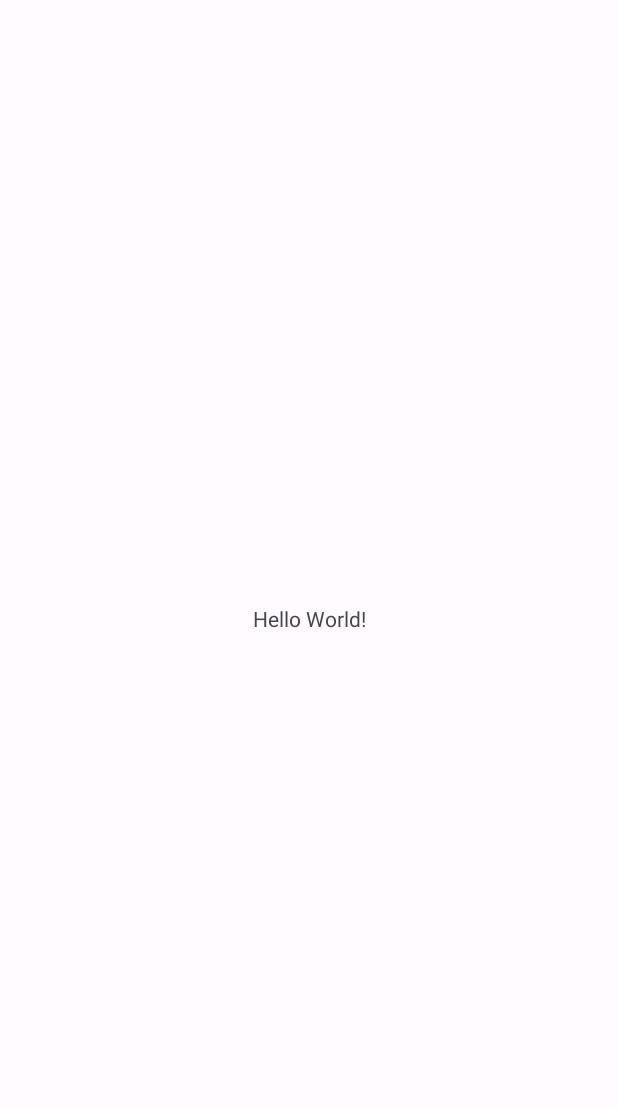
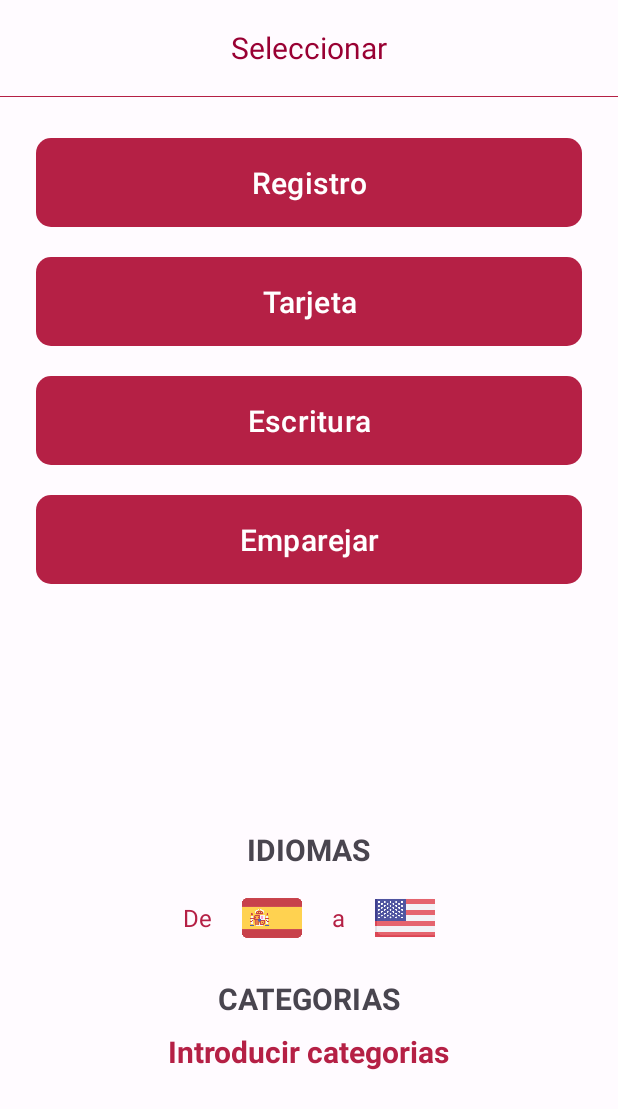
Before and after one commit to QNecesitas/IdiomApp, an Android app: the screen it shows after launch (MainActivity before the commit, ActivityHome after it), on a phone screen of 412 x 824 dp. Before the commit the part shown is almost empty. Shown: the top 1109 px of the screen. Run offline under Robolectric (Android 15) with nearby library versions, the phone set to English and light mode, and no system bars.

Commit message:
activity_home.xml and activity_main.xml was advanced

```diff
--- a/app/src/main/AndroidManifest.xml
+++ b/app/src/main/AndroidManifest.xml
@@ -13,6 +13,9 @@
         android:theme="@style/Theme.IdiomApp"
         tools:targetApi="31">
         <activity
+            android:name=".ActivityHome"
+            android:exported="false" />
+        <activity
             android:name=".MainActivity"
             android:exported="true">
             <intent-filter>
--- /dev/null
+++ b/app/src/main/java/com/estholon/idiomapp/ActivityHome.kt
@@ -0,0 +1,11 @@
+package com.estholon.idiomapp
+
+import androidx.appcompat.app.AppCompatActivity
+import android.os.Bundle
+
+class ActivityHome : AppCompatActivity() {
+    override fun onCreate(savedInstanceState: Bundle?) {
+        super.onCreate(savedInstanceState)
+        setContentView(R.layout.activity_home)
+    }
+}
--- a/app/src/main/java/com/estholon/idiomapp/MainActivity.kt
+++ b/app/src/main/java/com/estholon/idiomapp/MainActivity.kt
@@ -1,14 +1,61 @@
 package com.estholon.idiomapp
 
+import android.annotation.SuppressLint
+import android.content.Intent
 import androidx.appcompat.app.AppCompatActivity
 import android.os.Bundle
+import android.os.Handler
+import android.os.Message
+import android.view.View
 
 class MainActivity : AppCompatActivity() {
+
+    private val TIEMPO_DE_ESPERA: Long = 2000
+
     override fun onCreate(savedInstanceState: Bundle?) {
         super.onCreate(savedInstanceState)
         setContentView(R.layout.activity_main)
 
 
+        val escondedor = window.decorView
+        escondedor.systemUiVisibility = (View.SYSTEM_UI_FLAG_IMMERSIVE
+                or View.SYSTEM_UI_FLAG_LAYOUT_STABLE
+                or View.SYSTEM_UI_FLAG_LAYOUT_HIDE_NAVIGATION
+                or View.SYSTEM_UI_FLAG_LAYOUT_FULLSCREEN
+                or View.SYSTEM_UI_FLAG_HIDE_NAVIGATION
+                or View.SYSTEM_UI_FLAG_FULLSCREEN)
+
+        //Handler
+
+        //Handler
+        @SuppressLint("HandlerLeak") val handler: Handler = object : Handler() {
+            override fun handleMessage(message: Message) {
+                if (message.arg1 == 1) {
+                    val intent = Intent(this@MainActivity , ActivityHome::class.java)
+                    startActivity(intent)
+                }
+            }
+        }
+
+
+        //Thread
+
+
+        //Thread
+        val thread = Thread {
+            try {
+                Thread.sleep(TIEMPO_DE_ESPERA)
+            } catch (e: Exception) {
+                e.printStackTrace()
+            }
+            val message = Message.obtain()
+            message.arg1 = 1
+            handler.sendMessage(message)
+        }
+        thread.start()
+
 
     }
+
+
 }
--- /dev/null
+++ b/app/src/main/res/drawable/almostredonded_price_red.xml
@@ -0,0 +1,15 @@
+<?xml version="1.0" encoding="utf-8"?>
+<selector xmlns:android="http://schemas.android.com/apk/res/android">
+    <item android:state_pressed="false">
+
+        <shape
+            android:shape="rectangle">
+
+            <solid
+                android:color="?attr/colorPrimary"/>
+            <corners
+                android:radius="10sp"/>
+
+        </shape>
+    </item>
+</selector>
--- /dev/null
+++ b/app/src/main/res/drawable/baseline_add_24.xml
@@ -0,0 +1,5 @@
+<vector android:height="24dp" android:tint="#000000"
+    android:viewportHeight="24" android:viewportWidth="24"
+    android:width="24dp" xmlns:android="http://schemas.android.com/apk/res/android">
+    <path android:fillColor="@android:color/white" android:pathData="M19,13h-6v6h-2v-6H5v-2h6V5h2v6h6v2z"/>
+</vector>
--- /dev/null
+++ b/app/src/main/res/drawable/baseline_close_24.xml
@@ -0,0 +1,5 @@
+<vector android:height="24dp" android:tint="#000000"
+    android:viewportHeight="24" android:viewportWidth="24"
+    android:width="24dp" xmlns:android="http://schemas.android.com/apk/res/android">
+    <path android:fillColor="@android:color/white" android:pathData="M19,6.41L17.59,5 12,10.59 6.41,5 5,6.41 10.59,12 5,17.59 6.41,19 12,13.41 17.59,19 19,17.59 13.41,12z"/>
+</vector>
--- /dev/null
+++ b/app/src/main/res/drawable/baseline_flag_24.xml
@@ -0,0 +1,5 @@
+<vector android:height="24dp" android:tint="#000000"
+    android:viewportHeight="24" android:viewportWidth="24"
+    android:width="24dp" xmlns:android="http://schemas.android.com/apk/res/android">
+    <path android:fillColor="@android:color/white" android:pathData="M14.4,6L14,4H5v17h2v-7h5.6l0.4,2h7V6z"/>
+</vector>
--- /dev/null
+++ b/app/src/main/res/drawable/baseline_send_24.xml
@@ -0,0 +1,5 @@
+<vector android:autoMirrored="true" android:height="24dp"
+    android:tint="#000000" android:viewportHeight="24"
+    android:viewportWidth="24" android:width="24dp" xmlns:android="http://schemas.android.com/apk/res/android">
+    <path android:fillColor="@android:color/white" android:pathData="M2.01,21L23,12 2.01,3 2,10l15,2 -15,2z"/>
+</vector>
--- /dev/null
+++ b/app/src/main/res/layout/activity_home.xml
@@ -0,0 +1,205 @@
+<?xml version="1.0" encoding="utf-8"?>
+<androidx.constraintlayout.widget.ConstraintLayout xmlns:android="http://schemas.android.com/apk/res/android"
+    xmlns:app="http://schemas.android.com/apk/res-auto"
+    xmlns:tools="http://schemas.android.com/tools"
+    android:layout_width="match_parent"
+    android:layout_height="match_parent"
+    tools:context=".ActivityHome">
+
+
+    <!--Toolbar-->
+    <com.google.android.material.appbar.AppBarLayout
+        android:id="@+id/AppBar"
+        android:layout_width="match_parent"
+        android:layout_height="wrap_content"
+        app:layout_constraintStart_toStartOf="parent"
+        app:layout_constraintTop_toTopOf="parent">
+
+        <androidx.appcompat.widget.Toolbar
+            android:id="@+id/toolbar"
+            android:layout_width="match_parent"
+            android:layout_height="wrap_content">
+
+            <TextView
+                android:layout_width="wrap_content"
+                android:layout_height="wrap_content"
+                android:layout_gravity="center"
+                android:text="@string/seleccionar"
+                android:textColor="@color/seed"
+                android:textSize="20sp" />
+
+
+        </androidx.appcompat.widget.Toolbar>
+
+    </com.google.android.material.appbar.AppBarLayout>
+
+    <!--View-->
+    <View
+        app:layout_constraintStart_toStartOf="parent"
+        android:layout_width="0dp"
+        android:layout_height="0.5dp"
+        app:layout_constraintTop_toBottomOf="@id/AppBar"
+        android:background="?attr/colorPrimary"/>
+
+    <!--Button Registro-->
+    <Button
+        android:id="@+id/btn_registro"
+        android:layout_width="0dp"
+        android:layout_height="wrap_content"
+        android:layout_marginStart="24dp"
+        android:layout_marginTop="28dp"
+        android:layout_marginEnd="24dp"
+        android:background="@drawable/almostredonded_price_red"
+        android:padding="12dp"
+        android:text="@string/Registro"
+        android:textSize="20sp"
+        app:layout_constraintEnd_toEndOf="parent"
+        app:layout_constraintStart_toStartOf="parent"
+        app:layout_constraintTop_toBottomOf="@id/AppBar" />
+
+
+    <!--Button Tarjeta-->
+    <Button
+        android:id="@+id/btn_tarjeta"
+        android:layout_width="0dp"
+        android:layout_height="wrap_content"
+        android:layout_marginStart="24dp"
+        android:layout_marginTop="20dp"
+        android:layout_marginEnd="24dp"
+        android:background="@drawable/almostredonded_price_red"
+        android:padding="12dp"
+        android:text="@string/tarjeta"
+        android:textSize="20sp"
+        app:layout_constraintEnd_toEndOf="parent"
+        app:layout_constraintStart_toStartOf="parent"
+        app:layout_constraintTop_toBottomOf="@id/btn_registro" />
+
+
+    <!--Button Escritura-->
+    <Button
+        android:id="@+id/btn_escritura"
+        android:layout_width="0dp"
+        android:layout_height="wrap_content"
+        android:layout_marginStart="24dp"
+        android:layout_marginTop="20dp"
+        android:layout_marginEnd="24dp"
+        android:background="@drawable/almostredonded_price_red"
+        android:padding="12dp"
+        android:text="@string/Escritura"
+        android:textSize="20sp"
+        app:layout_constraintEnd_toEndOf="parent"
+        app:layout_constraintStart_toStartOf="parent"
+        app:layout_constraintTop_toBottomOf="@id/btn_tarjeta" />
+
+
+    <!--Button Emparejar-->
+    <Button
+        android:id="@+id/btn_emparejar"
+        android:layout_width="0dp"
+        android:layout_height="wrap_content"
+        android:layout_marginStart="24dp"
+        android:layout_marginTop="20dp"
+        android:layout_marginEnd="24dp"
+        android:background="@drawable/almostredonded_price_red"
+        android:padding="12dp"
+        android:text="@string/Emparejar"
+        android:textSize="20sp"
+        app:layout_constraintEnd_toEndOf="parent"
+        app:layout_constraintStart_toStartOf="parent"
+        app:layout_constraintTop_toBottomOf="@id/btn_escritura" />
+
+
+    <!--tv idiomas-->
+    <TextView
+        android:id="@+id/tv_idiomas"
+        android:layout_width="wrap_content"
+        android:layout_height="wrap_content"
+        android:layout_marginBottom="12dp"
+        android:text="@string/IDIOMAS"
+        android:textSize="20sp"
+        android:textStyle="bold"
+        app:layout_constraintBottom_toTopOf="@id/ll_container"
+        app:layout_constraintEnd_toEndOf="parent"
+        app:layout_constraintStart_toStartOf="parent" />
+
+    <!--ll container-->
+    <LinearLayout
+        android:id="@+id/ll_container"
+        android:layout_width="wrap_content"
+        android:layout_height="wrap_content"
+        android:layout_marginTop="10dp"
+        android:orientation="horizontal"
+        app:layout_constraintBottom_toBottomOf="parent"
+        app:layout_constraintEnd_toEndOf="parent"
+        app:layout_constraintStart_toStartOf="parent"
+        app:layout_constraintTop_toBottomOf="@id/btn_emparejar">
+
+        <!--tv de-->
+        <TextView
+            android:layout_width="wrap_content"
+            android:layout_height="wrap_content"
+            android:layout_gravity="center"
+            android:layout_marginEnd="20dp"
+            android:text="@string/de"
+            android:textColor="?attr/colorPrimary"
+            android:textSize="16sp" />
+
+        <!--iv Pais 1-->
+        <ImageView
+            android:id="@+id/iv_pais1"
+            android:layout_width="40dp"
+            android:layout_height="40dp"
+            android:src="@drawable/spain" />
+
+
+        <!--tv a-->
+        <TextView
+            android:layout_width="wrap_content"
+            android:layout_height="wrap_content"
+            android:layout_gravity="center"
+            android:layout_marginStart="20dp"
+            android:layout_marginEnd="20dp"
+            android:text="@string/a"
+            android:textColor="?attr/colorPrimary"
+            android:textSize="16sp" />
+
+        <!--iv Pais 2-->
+        <ImageView
+            android:id="@+id/iv_pais2"
+            android:layout_width="40dp"
+            android:layout_height="40dp"
+            android:src="@drawable/unite" />
+
+    </LinearLayout>
+
+
+    <!--tv idiomas-->
+    <TextView
+        android:id="@+id/tv_categorias"
+        android:layout_width="wrap_content"
+        android:layout_height="wrap_content"
+        android:layout_marginTop="20dp"
+        android:text="@string/CATEGORIAS"
+        android:textSize="20sp"
+        android:textStyle="bold"
+        app:layout_constraintEnd_toEndOf="parent"
+        app:layout_constraintStart_toStartOf="parent"
+        app:layout_constraintTop_toBottomOf="@id/ll_container" />
+
+
+    <!--tv idiomas-->
+    <TextView
+        android:id="@+id/tv_introCate"
+        android:layout_width="wrap_content"
+        android:layout_height="wrap_content"
+        android:layout_marginTop="8dp"
+        android:text="@string/introCate"
+        android:textColor="?attr/colorPrimary"
+        android:textSize="20sp"
+        android:textStyle="bold"
+        app:layout_constraintEnd_toEndOf="parent"
+        app:layout_constraintStart_toStartOf="parent"
+        app:layout_constraintTop_toBottomOf="@id/tv_categorias" />
+
+
+</androidx.constraintlayout.widget.ConstraintLayout>
--- a/app/src/main/res/values/strings.xml
+++ b/app/src/main/res/values/strings.xml
@@ -1,3 +1,23 @@
 <resources>
     <string name="app_name">IdiomApp</string>
+    <string name="seleccionar">Seleccionar</string>
+    <string name="Registro">Registro</string>
+    <string name="Emparejar">Emparejar</string>
+    <string name="Escritura">Escritura</string>
+    <string name="tarjeta">Tarjeta</string>
+    <string name="IDIOMAS">IDIOMAS</string>
+    <string name="no_aplica_al_apartado_de_registros">No aplica al apartado de Registros</string>
+    <string name="de">De</string>
+    <string name="a">a</string>
+    <string name="CATEGORIAS">CATEGORIAS</string>
+    <string name="introCate">Introducir categorias</string>
+    <string name="anadirCategorias">Anadir categorias</string>
+    <string name="Cancelar">Cancelar</string>
+    <string name="Aceptar">Aceptar</string>
+    <string name="anadir_categorias">Anadir Categorias</string>
+    <string name="escriba_una_categoria">Escriba una categoria</string>
+    <string name="Banderas">Banderas</string>
+    <string name="bandera">Bandera</string>
+    <string name="Categoria">Categoria</string>
+    <string name="idiomapp">IDIOMAPP</string>
 </resources>
```
Also changed, not shown: app/src/main/res/drawable/baseline_category_24.xml (added, +7 -0 lines), app/src/main/res/layout/activity_main.xml (+7 -3 lines), app/src/main/res/layout/li_add_category.xml (added, +121 -0 lines), app/src/main/res/layout/li_flag.xml (added, +83 -0 lines), app/src/main/res/layout/recycler_category.xml (added, +76 -0 lines), app/src/main/res/layout/recycler_flag.xml (added, +76 -0 lines), app/src/main/res/drawable/spain.png (added), app/src/main/res/drawable/unite.png (added).
